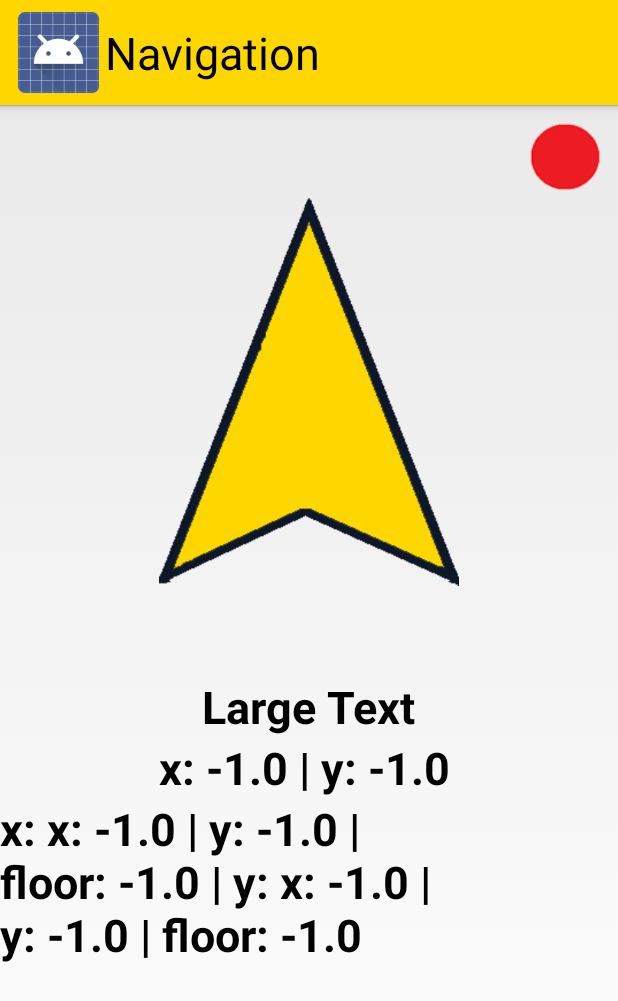
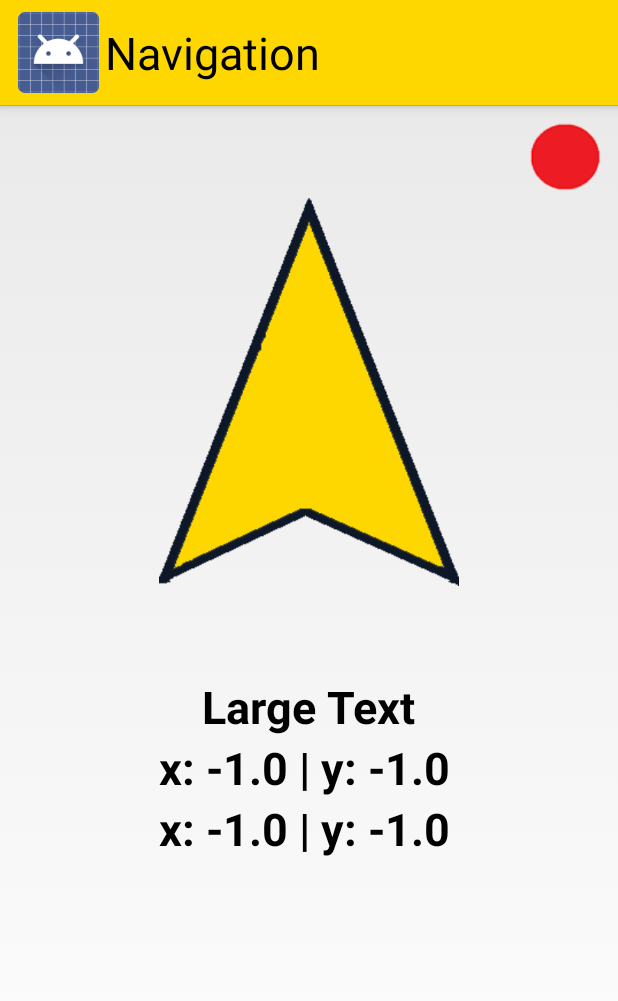
Before and after one commit to GrosserStuhl/ViibeNav, an Android app: the NavigationActivity screen opened directly, with no data from a screen before it, on a phone screen of 412 x 824 dp. Shown: the top 1001 px of the screen. Run offline under Robolectric (Android 15) with nearby library versions, the phone set to English and light mode, and no system bars; 1 statement that could not run was skipped.

Commit message:
NavigationActivity to String für Coordinate genommen

```diff
--- a/app/src/main/java/com/example/indoorbeacon/app/controller/NavigationActivity.java
+++ b/app/src/main/java/com/example/indoorbeacon/app/controller/NavigationActivity.java
@@ -135,8 +135,8 @@ public class NavigationActivity extends Activity implements SensorEventListener
                         new Handler().postDelayed(new Runnable() {
                             @Override
                             public void run() {
-                                estimatedCoordTextView.setText("x: " + person.getCurrentPos().getX() + " | y: " + person.getCurrentPos().getY());
-                                estimatedAlgorithm.setText("x: " + person.getCurrentPosAlgorithm() + " | y: " + person.getCurrentPosAlgorithm());
+                                estimatedCoordTextView.setText(person.getCurrentPos().toString());
+                                estimatedAlgorithm.setText(person.getCurrentPosAlgorithm().toString());
                                 triggerMeasuring.sendEmptyMessage(0);
                             }
                         }, 1500);
--- a/app/src/main/java/com/example/indoorbeacon/app/model/Coordinate.java
+++ b/app/src/main/java/com/example/indoorbeacon/app/model/Coordinate.java
@@ -79,6 +79,6 @@ public class Coordinate {
 
     @Override
     public String toString() {
-        return "x: " + getX() + " | " + "y: " + getY() + " | " + "floor: " + getFloor();
+        return "x: " + getX() + " | " + "y: " + getY() /* + " | " + "floor: " + getFloor() */;
     }
 }
```
